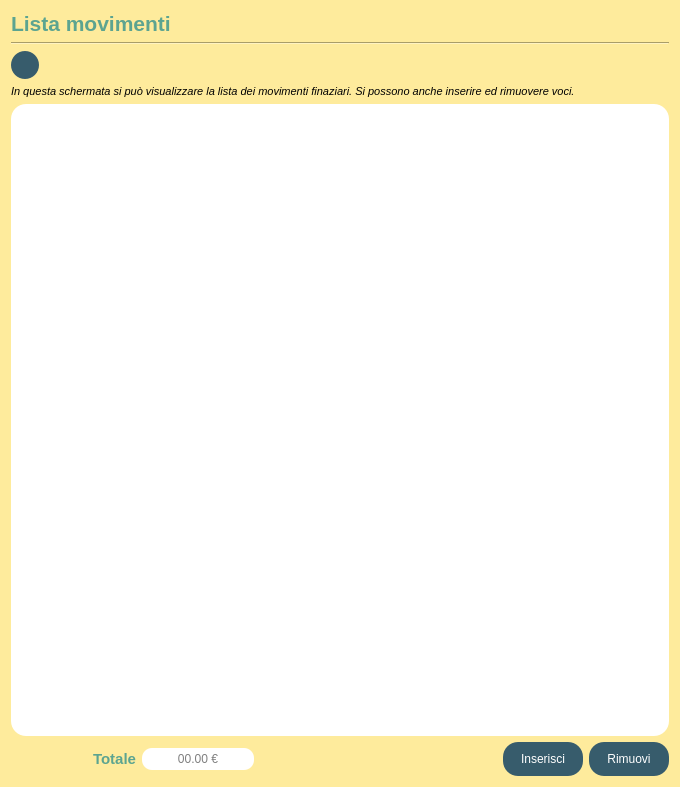
StracciaMatteo/GestioneCinema, file spesericavi/view/Lista_Movimenti_UI2.ui: the form before one commit.
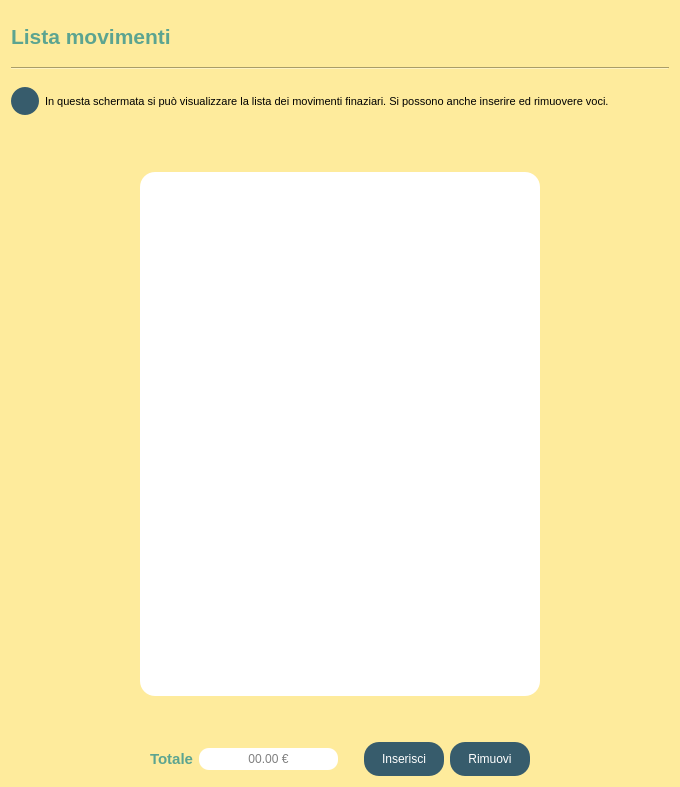
The form after the commit. Icons and pictures are not drawn.

Patch:
```diff
--- a/spesericavi/view/Lista_Movimenti_UI2.ui
+++ b/spesericavi/view/Lista_Movimenti_UI2.ui
@@ -10,18 +10,6 @@
     <height>787</height>
    </rect>
   </property>
-  <property name="minimumSize">
-   <size>
-    <width>598</width>
-    <height>466</height>
-   </size>
-  </property>
-  <property name="maximumSize">
-   <size>
-    <width>680</width>
-    <height>787</height>
-   </size>
-  </property>
   <property name="windowTitle">
    <string>Form</string>
   </property>
@@ -40,6 +28,18 @@
     <layout class="QVBoxLayout" name="verticalLayout">
      <item>
       <widget class="QLabel" name="label_ListMov">
+       <property name="minimumSize">
+        <size>
+         <width>0</width>
+         <height>50</height>
+        </size>
+       </property>
+       <property name="maximumSize">
+        <size>
+         <width>16777215</width>
+         <height>50</height>
+        </size>
+       </property>
        <property name="font">
         <font>
          <pointsize>16</pointsize>
@@ -69,6 +69,18 @@
        </property>
        <item>
         <widget class="QPushButton" name="btn_torna_LM">
+         <property name="sizePolicy">
+          <sizepolicy hsizetype="Fixed" vsizetype="Fixed">
+           <horstretch>0</horstretch>
+           <verstretch>0</verstretch>
+          </sizepolicy>
+         </property>
+         <property name="maximumSize">
+          <size>
+           <width>28</width>
+           <height>28</height>
+          </size>
+         </property>
          <property name="styleSheet">
           <string notr="true">QPushButton{
 border-radius: 14px;
@@ -98,29 +110,26 @@
           <iconset>
            <normaloff>../../images/Torna-Indietro-icon.png</normaloff>../../images/Torna-Indietro-icon.png</iconset>
          </property>
-        </widget>
-       </item>
-       <item>
-        <spacer name="horizontalSpacer_3">
-         <property name="orientation">
-          <enum>Qt::Horizontal</enum>
-         </property>
-         <property name="sizeHint" stdset="0">
+         <property name="iconSize">
           <size>
-           <width>40</width>
+           <width>20</width>
            <height>20</height>
           </size>
          </property>
-        </spacer>
-       </item>
-      </layout>
+        </widget>
      </item>
      <item>
       <widget class="QLabel" name="label_FraseListaMov">
+         <property name="minimumSize">
+          <size>
+           <width>0</width>
+           <height>50</height>
+          </size>
+         </property>
        <property name="font">
         <font>
          <pointsize>8</pointsize>
-         <italic>true</italic>
+           <italic>false</italic>
         </font>
        </property>
        <property name="text">
@@ -130,8 +139,47 @@
      </item>
     </layout>
    </item>
+    </layout>
+   </item>
+   <item>
+    <spacer name="verticalSpacer">
+     <property name="orientation">
+      <enum>Qt::Vertical</enum>
+     </property>
+     <property name="sizeType">
+      <enum>QSizePolicy::Fixed</enum>
+     </property>
+     <property name="sizeHint" stdset="0">
+      <size>
+       <width>20</width>
+       <height>40</height>
+      </size>
+     </property>
+    </spacer>
+   </item>
+   <item>
+    <layout class="QHBoxLayout" name="horizontalLayout_5">
+     <item>
+      <spacer name="horizontalSpacer_4">
+       <property name="orientation">
+        <enum>Qt::Horizontal</enum>
+       </property>
+       <property name="sizeHint" stdset="0">
+        <size>
+         <width>40</width>
+         <height>20</height>
+        </size>
+       </property>
+      </spacer>
+     </item>
    <item>
     <widget class="QListWidget" name="lista_voci">
+       <property name="minimumSize">
+        <size>
+         <width>400</width>
+         <height>0</height>
+        </size>
+       </property>
      <property name="font">
       <font>
        <pointsize>11</pointsize>
@@ -150,11 +198,40 @@
     </widget>
    </item>
    <item>
-    <layout class="QHBoxLayout" name="horizontalLayout">
+      <spacer name="horizontalSpacer_5">
+       <property name="orientation">
+        <enum>Qt::Horizontal</enum>
+       </property>
+       <property name="sizeHint" stdset="0">
+        <size>
+         <width>40</width>
+         <height>20</height>
+        </size>
+       </property>
+      </spacer>
+     </item>
+    </layout>
+   </item>
+   <item>
+    <spacer name="verticalSpacer_2">
+     <property name="orientation">
+      <enum>Qt::Vertical</enum>
+     </property>
+     <property name="sizeType">
+      <enum>QSizePolicy::Fixed</enum>
+     </property>
+     <property name="sizeHint" stdset="0">
+      <size>
+       <width>20</width>
+       <height>40</height>
+      </size>
+     </property>
+    </spacer>
+   </item>
      <item>
       <layout class="QHBoxLayout" name="horizontalLayout_2">
        <item>
-        <spacer name="horizontalSpacer_2">
+      <spacer name="horizontalSpacer">
          <property name="orientation">
           <enum>Qt::Horizontal</enum>
          </property>
@@ -185,6 +262,12 @@
        </item>
        <item>
         <widget class="QLineEdit" name="lineEdit_Totale">
+       <property name="maximumSize">
+        <size>
+         <width>200</width>
+         <height>16777215</height>
+        </size>
+       </property>
          <property name="styleSheet">
           <string notr="true">background-color: rgb(255, 255, 255);
 border-radius: 10px;
@@ -202,26 +285,22 @@
          </property>
         </widget>
        </item>
-      </layout>
-     </item>
      <item>
-      <spacer name="horizontalSpacer">
+      <spacer name="horizontalSpacer_3">
        <property name="orientation">
         <enum>Qt::Horizontal</enum>
        </property>
        <property name="sizeType">
-        <enum>QSizePolicy::Expanding</enum>
+        <enum>QSizePolicy::Fixed</enum>
        </property>
        <property name="sizeHint" stdset="0">
         <size>
-         <width>40</width>
+         <width>20</width>
          <height>20</height>
         </size>
        </property>
       </spacer>
      </item>
-     <item>
-      <layout class="QHBoxLayout" name="horizontalLayout_3">
        <item>
         <widget class="QPushButton" name="btn_InserisciMovLM">
          <property name="cursor">
@@ -281,7 +360,18 @@
          </property>
         </widget>
        </item>
-      </layout>
+     <item>
+      <spacer name="horizontalSpacer_2">
+       <property name="orientation">
+        <enum>Qt::Horizontal</enum>
+       </property>
+       <property name="sizeHint" stdset="0">
+        <size>
+         <width>40</width>
+         <height>20</height>
+        </size>
+       </property>
+      </spacer>
      </item>
     </layout>
    </item>
```
Left out of the diff: 3 changed lines with no effect on the pictures. Lines whose indentation alone changed are shown as unchanged.
